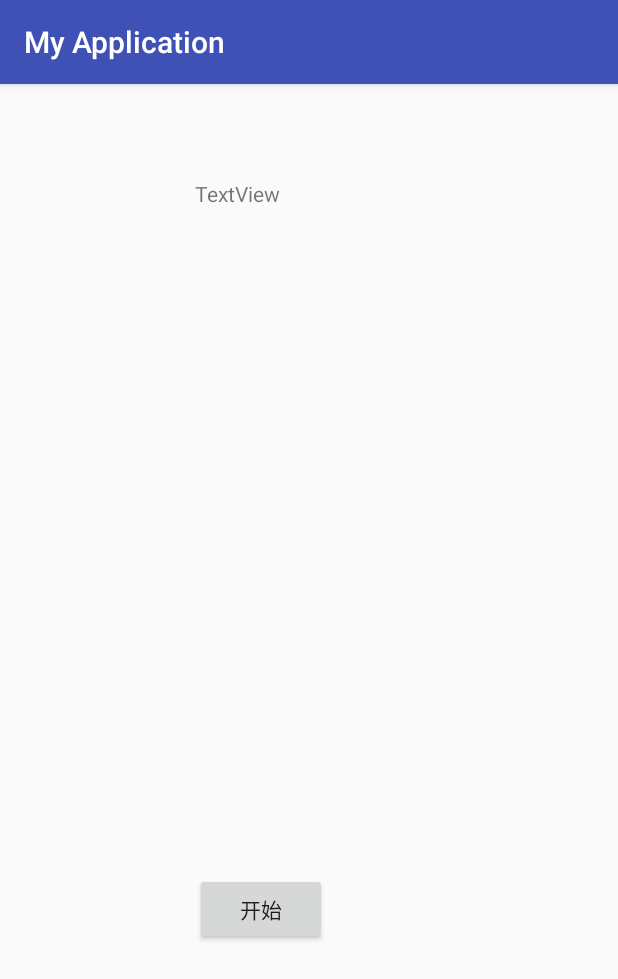
After one commit to rty813/zhang.myapplication, an Android app: the BaiduSpeechActivity screen opened directly, with no data from a screen before it, on a phone screen of 412 x 824 dp. The commit adds this screen. Shown: the top 979 px of the screen. Run offline under Robolectric (Android 15) with nearby library versions, the phone set to English and light mode, and no system bars; libraries missing offline, so code that uses them is left out: com.baidu.speech; 6 statements that could not run were skipped.

Commit message:
增加百度语音

```diff
--- /dev/null
+++ b/app/src/main/java/com/example/zhang/myapplication/BaiduSpeechActivity.java
@@ -0,0 +1,117 @@
+package com.example.zhang.myapplication;
+
+import android.content.ComponentName;
+import android.content.Intent;
+import android.speech.RecognitionListener;
+import android.speech.SpeechRecognizer;
+import android.support.v7.app.AppCompatActivity;
+import android.os.Bundle;
+import android.view.MotionEvent;
+import android.view.View;
+import android.view.ViewGroup;
+import android.widget.FrameLayout;
+import android.widget.TextView;
+
+import com.baidu.speech.VoiceRecognitionService;
+
+import org.json.JSONObject;
+import org.w3c.dom.Text;
+
+import java.util.ArrayList;
+
+public class BaiduSpeechActivity extends AppCompatActivity implements RecognitionListener{
+    private static final int REQUEST_UI = 1;
+    private TextView textView;
+    private Intent recognizerIntent;
+    private SpeechRecognizer speechRecognizer;
+
+    View speechTips;
+    View speechWave;
+
+    @Override
+    protected void onCreate(Bundle savedInstanceState) {
+        super.onCreate(savedInstanceState);
+        setContentView(R.layout.activity_baidu_speech);
+
+        textView = (TextView) findViewById(R.id.tvBaiduSpeech);
+        speechRecognizer = SpeechRecognizer.createSpeechRecognizer(this, new ComponentName(this, VoiceRecognitionService.class));
+        speechRecognizer.setRecognitionListener(this);
+        speechTips = View.inflate(this, R.layout.bd_asr_popup_speech, null);
+        speechWave = speechTips.findViewById(R.id.wave);
+        speechTips.setVisibility(View.GONE);
+        addContentView(speechTips, new FrameLayout.LayoutParams(ViewGroup.LayoutParams.MATCH_PARENT, ViewGroup.LayoutParams.MATCH_PARENT));
+
+
+        findViewById(R.id.btnBaiduSpeech).setOnTouchListener(new View.OnTouchListener() {
+            @Override
+            public boolean onTouch(View view, MotionEvent motionEvent) {
+                switch (motionEvent.getAction()){
+                    case MotionEvent.ACTION_DOWN:
+                        speechTips.setVisibility(View.VISIBLE);
+                        speechRecognizer.cancel();
+                        Intent intent = new Intent();
+                        bindParams(intent);
+                        intent.putExtra("vad", "touch");
+                        textView.setText("");
+                        speechRecognizer.startListening(intent);
+                        return true;
+                }
+                return false;
+            }
+        });
+
+    }
+
+    void bindParams(Intent intent){
+        intent.putExtra(Constant.EXTRA_SOUND_START, R.raw.bdspeech_recognition_start);
+        intent.putExtra(Constant.EXTRA_SOUND_END, R.raw.bdspeech_speech_end);
+        intent.putExtra(Constant.EXTRA_SOUND_SUCCESS, R.raw.bdspeech_recognition_success);
+        intent.putExtra(Constant.EXTRA_SOUND_ERROR, R.raw.bdspeech_recognition_error);
+        intent.putExtra(Constant.EXTRA_SOUND_CANCEL, R.raw.bdspeech_recognition_cancel);
+    }
+
+    @Override
+    public void onReadyForSpeech(Bundle bundle) {
+
+    }
+
+    @Override
+    public void onBeginningOfSpeech() {
+
+    }
+
+    @Override
+    public void onRmsChanged(float v) {
+
+    }
+
+    @Override
+    public void onBufferReceived(byte[] bytes) {
+
+    }
+
+    @Override
+    public void onEndOfSpeech() {
+
+    }
+
+    @Override
+    public void onError(int i) {
+
+    }
+
+    @Override
+    public void onResults(Bundle bundle) {
+
+    }
+
+    @Override
+    public void onPartialResults(Bundle bundle) {
+
+    }
+
+    @Override
+    public void onEvent(int i, Bundle bundle) {
+
+    }
+}
--- a/app/src/main/java/com/example/zhang/myapplication/MainActivity.java
+++ b/app/src/main/java/com/example/zhang/myapplication/MainActivity.java
@@ -55,6 +55,7 @@ public class MainActivity extends AppCompatActivity implements View.OnClickListe
         findViewById(R.id.btnStartHttpActivity).setOnClickListener(this);
         findViewById(R.id.btnExit).setOnClickListener(this);
         findViewById(R.id.btnStartSocketActivity).setOnClickListener(this);
+        findViewById(R.id.btnStartBaiduSpeechActivity).setOnClickListener(this);
     }
 
     @Override
@@ -90,6 +91,10 @@ public class MainActivity extends AppCompatActivity implements View.OnClickListe
                 break;
             case R.id.btnStartSocketActivity:
                 startActivity(new Intent(this,SocketActivity.class));
+                break;
+            case R.id.btnStartBaiduSpeechActivity:
+                startActivity(new Intent(this,BaiduSpeechActivity.class));
+                break;
         }
     }
 
--- /dev/null
+++ b/app/src/main/res/layout/activity_baidu_speech.xml
@@ -0,0 +1,34 @@
+<?xml version="1.0" encoding="utf-8"?>
+<RelativeLayout xmlns:android="http://schemas.android.com/apk/res/android"
+    xmlns:tools="http://schemas.android.com/tools"
+    android:id="@+id/activity_baidu_speech"
+    android:layout_width="match_parent"
+    android:layout_height="match_parent"
+    android:paddingBottom="@dimen/activity_vertical_margin"
+    android:paddingLeft="@dimen/activity_horizontal_margin"
+    android:paddingRight="@dimen/activity_horizontal_margin"
+    android:paddingTop="@dimen/activity_vertical_margin"
+    tools:context="com.example.zhang.myapplication.BaiduSpeechActivity">
+
+    <Button
+        android:text="开始"
+        android:layout_width="wrap_content"
+        android:layout_height="wrap_content"
+        android:layout_alignParentBottom="true"
+        android:layout_alignParentLeft="true"
+        android:layout_alignParentStart="true"
+        android:layout_marginLeft="114dp"
+        android:layout_marginStart="114dp"
+        android:layout_marginBottom="178dp"
+        android:id="@+id/btnBaiduSpeech" />
+
+    <TextView
+        android:text="TextView"
+        android:layout_width="wrap_content"
+        android:layout_height="wrap_content"
+        android:layout_alignParentTop="true"
+        android:layout_alignLeft="@+id/btnBaiduSpeech"
+        android:layout_alignStart="@+id/btnBaiduSpeech"
+        android:layout_marginTop="47dp"
+        android:id="@+id/tvBaiduSpeech" />
+</RelativeLayout>
```
Also changed, not shown: app/src/main/AndroidManifest.xml (+23 -4 lines), app/src/main/java/com/example/zhang/myapplication/Constant.java (added, +35 -0 lines), app/src/main/res/layout/activity_main.xml (+9 -0 lines), 1 other file.
